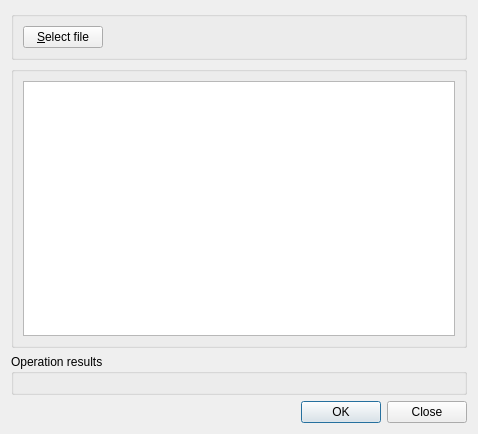
martinrotter/rssguard, file src/gui/formimportexport.ui: the form before one commit.
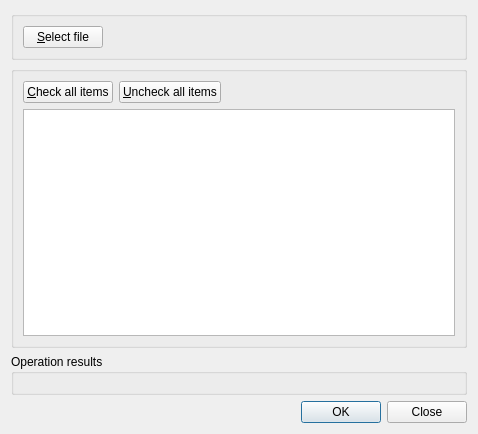
The form after the commit. Custom widgets are drawn as their Qt base class.

Commit message: Added "check/uncheck all items" feature to import/export dialog.

```diff
--- a/src/gui/formimportexport.ui
+++ b/src/gui/formimportexport.ui
@@ -42,8 +42,35 @@
      <property name="title">
       <string/>
      </property>
-     <layout class="QHBoxLayout" name="horizontalLayout">
-      <item>
+     <layout class="QGridLayout" name="gridLayout">
+      <item row="0" column="1">
+       <widget class="QPushButton" name="m_btnCheckAllItems">
+        <property name="text">
+         <string>&amp;Check all items</string>
+        </property>
+       </widget>
+      </item>
+      <item row="0" column="2">
+       <widget class="QPushButton" name="m_btnUncheckAllItems">
+        <property name="text">
+         <string>&amp;Uncheck all items</string>
+        </property>
+       </widget>
+      </item>
+      <item row="0" column="3">
+       <spacer name="horizontalSpacer">
+        <property name="orientation">
+         <enum>Qt::Horizontal</enum>
+        </property>
+        <property name="sizeHint" stdset="0">
+         <size>
+          <width>40</width>
+          <height>20</height>
+         </size>
+        </property>
+       </spacer>
+      </item>
+      <item row="1" column="1" colspan="3">
        <widget class="QTreeView" name="m_treeFeeds">
         <property name="sizePolicy">
          <sizepolicy hsizetype="Expanding" vsizetype="Expanding">
```
Left out of the diff: 7 changed lines with no effect on the pictures. The commit also changes 4 other files.
